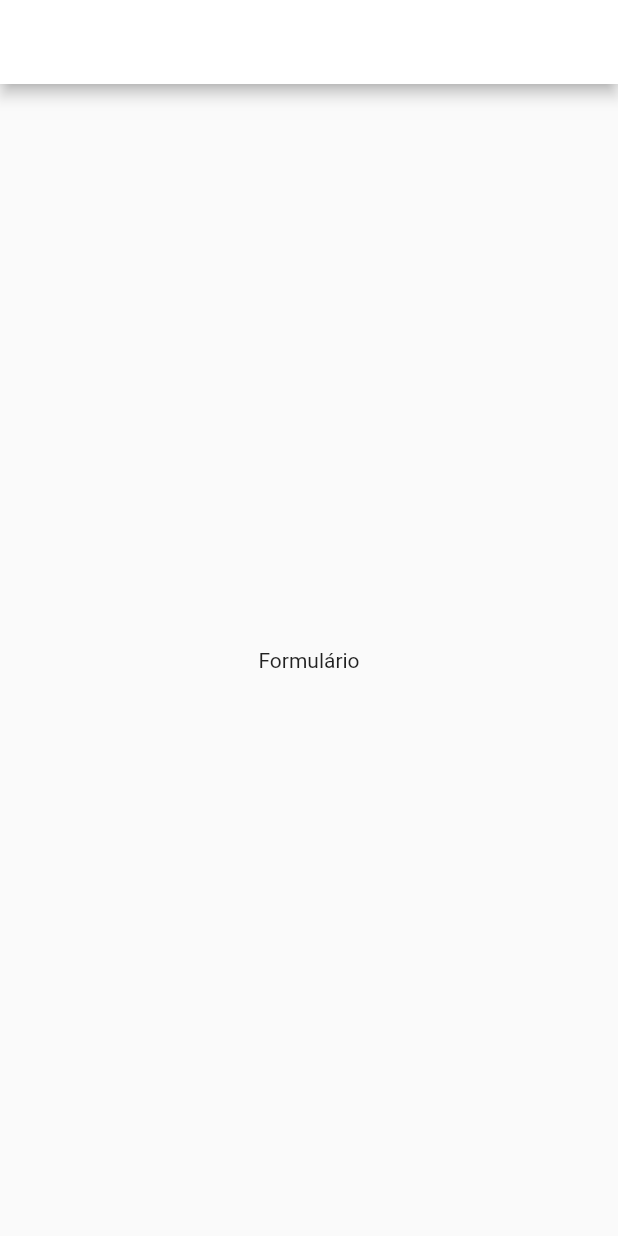
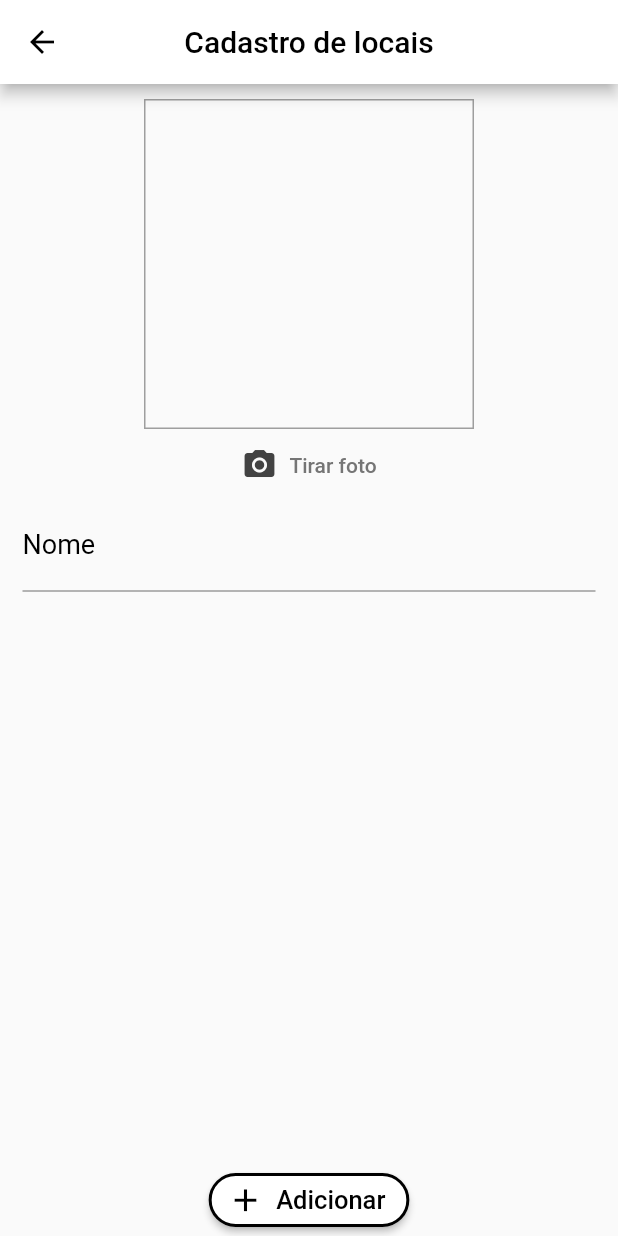
Before and after one commit to e-medeiros1/great_places, a Flutter app: the PlaceFormScreen screen opened by its route, on a phone screen of 412 x 824 dp. Run offline on Flutter 3.47's test engine with Material 2 defaults, Android fonts, the phone set to English and light mode, and no system bars.

Commit message:
Creates form screen

```diff
--- a/lib/screens/place_form_screen.dart
+++ b/lib/screens/place_form_screen.dart
@@ -1,4 +1,5 @@
 import 'package:flutter/material.dart';
+import 'package:great_places/widgets/image_inputs.dart';
 
 class PlaceFormScreen extends StatefulWidget {
   const PlaceFormScreen({Key? key}) : super(key: key);
@@ -13,17 +14,88 @@ class _PlaceFormScreenState extends State<PlaceFormScreen> {
     return Scaffold(
         appBar: AppBar(
           iconTheme:
-            IconThemeData(color: Theme.of(context).colorScheme.onSecondary),
+              IconThemeData(color: Theme.of(context).colorScheme.primary),
           centerTitle: true,
-        backgroundColor: Theme.of(context).colorScheme.onPrimary,
+          backgroundColor: Theme.of(context).colorScheme.secondary,
           title: Text(
             'Cadastro de locais',
-          style: TextStyle(color: Theme.of(context).colorScheme.onSecondary),
+            style: TextStyle(color: Theme.of(context).colorScheme.primary),
           ),
         ),
-      body: Container(
-        child: Center(child: Text('Formulário')),
+        body: Column(
+          // crossAxisAlignment: CrossAxisAlignment.stretch,
+          children: [
+            const SizedBox(height: 10),
+            const ImageInputs(),
+            Expanded(
+              child: Padding(
+                padding: const EdgeInsets.symmetric(horizontal: 15.0),
+                child: Column(
+                  children: [
+                    TextField(
+                      decoration: InputDecoration(
+                        labelText: 'Nome',
+                        labelStyle:
+                            const TextStyle(color: Colors.black, fontSize: 18),
+                        fillColor: Colors.white,
+                        focusedBorder: OutlineInputBorder(
+                          borderSide: const BorderSide(
+                            color: Colors.grey,
+                            width: 2.0,
                           ),
-    );
+                          borderRadius: BorderRadius.circular(25.0),
+                        ),
+                      ),
+                    ),
+                  ],
+                ),
+              ),
+            ),
+            ElevatedButton.icon(
+                style: ButtonStyle(
+                  backgroundColor: MaterialStateProperty.all(
+                      Theme.of(context).colorScheme.secondary),
+                  shape: MaterialStateProperty.all(
+                    RoundedRectangleBorder(
+                      borderRadius: BorderRadius.circular(25),
+                      side: BorderSide(
+                        color: Theme.of(context).colorScheme.primary,
+                        width: 2,
+                      ),
+                    ),
+                  ),
+                ),
+                onPressed: () {},
+                icon: Icon(
+                  Icons.add,
+                  size: 25,
+                  color: Theme.of(context).colorScheme.primary,
+                ),
+                label: Text(
+                  'Adicionar',
+                  style: TextStyle(
+                    color: Theme.of(context).colorScheme.primary,
+                    fontSize: 17,
+                  ),
+                ))
+            // TextButton.icon(
+            //   onPressed: () {},
+            //   icon: Icon(
+            //     Icons.add,
+            //     color: Theme.of(context).colorScheme.primary,
+            //     size: 24,
+            //   ),
+            //   label: Text(
+            //     'Adicionar',
+            //     style: TextStyle(
+            //         color: Theme.of(context).colorScheme.primary, fontSize: 17),
+            //   ),
+            //   style: ButtonStyle(
+            //     elevation: MaterialStateProperty.all(0),
+            //     // tapTargetSize: MaterialTapTargetSize.shrinkWrap,
+            //   ),
+            // )
+          ],
+        ));
   }
 }
```
Lines whose indentation alone changed are shown as unchanged.
